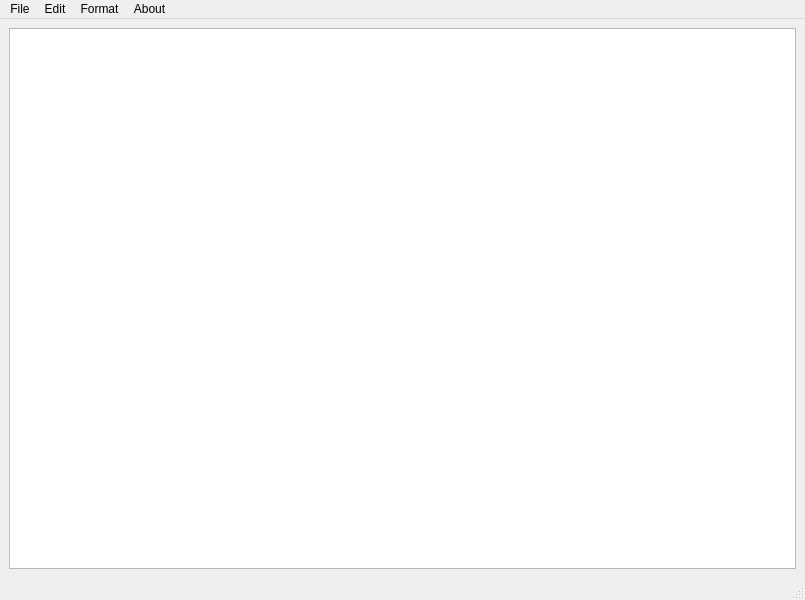
youcefaidoun/NotepadDemoPyQt6, file ui/untitledMain.ui: the form before one commit.
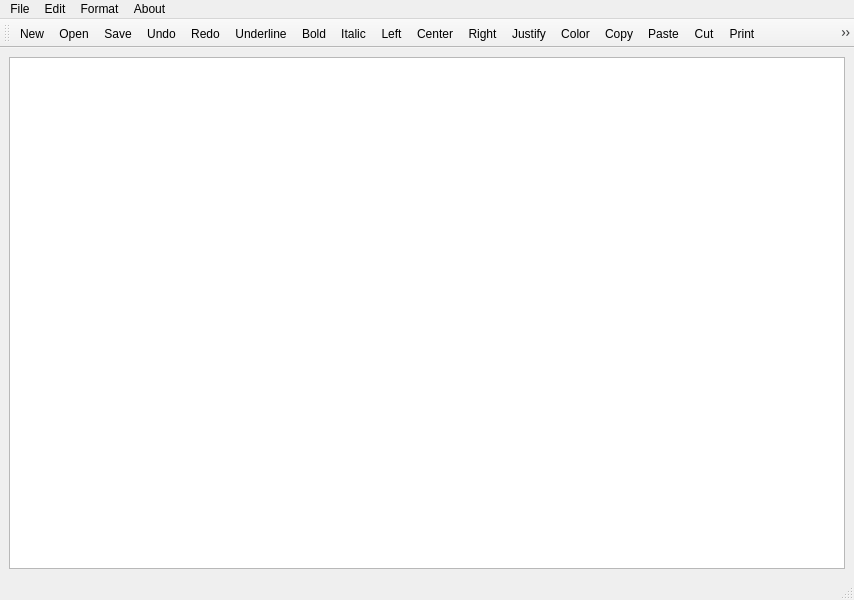
The form after the commit. Icons and pictures are not drawn.

Diff of the .ui file:
```diff
--- a/ui/untitledMain.ui
+++ b/ui/untitledMain.ui
@@ -6,7 +6,7 @@
    <rect>
     <x>0</x>
     <y>0</y>
-    <width>805</width>
+    <width>854</width>
     <height>600</height>
    </rect>
   </property>
@@ -25,7 +25,7 @@
     <rect>
      <x>0</x>
      <y>0</y>
-     <width>805</width>
+     <width>854</width>
      <height>22</height>
     </rect>
    </property>
@@ -83,6 +83,39 @@
    <addaction name="menuAbout"/>
   </widget>
   <widget class="QStatusBar" name="statusbar"/>
+  <widget class="QToolBar" name="toolBar">
+   <property name="windowTitle">
+    <string>toolBar</string>
+   </property>
+   <attribute name="toolBarArea">
+    <enum>TopToolBarArea</enum>
+   </attribute>
+   <attribute name="toolBarBreak">
+    <bool>false</bool>
+   </attribute>
+   <addaction name="actionNew"/>
+   <addaction name="actionOpen"/>
+   <addaction name="actionSave"/>
+   <addaction name="actionUndo"/>
+   <addaction name="actionRedo"/>
+   <addaction name="actionUnderline"/>
+   <addaction name="actionBold"/>
+   <addaction name="actionItalic"/>
+   <addaction name="actionLeft"/>
+   <addaction name="actionCenter"/>
+   <addaction name="actionRight"/>
+   <addaction name="actionJustify"/>
+   <addaction name="actionColor"/>
+   <addaction name="actionCopy"/>
+   <addaction name="actionPaste"/>
+   <addaction name="actionCut"/>
+   <addaction name="actionPrint"/>
+   <addaction name="actionExport_PDF"/>
+   <addaction name="actionPrint_Preview"/>
+   <addaction name="actionFont"/>
+   <addaction name="actionInfo"/>
+   <addaction name="actionExit"/>
+  </widget>
   <action name="actionNew">
    <property name="icon">
     <iconset resource="../../../ImageApp/awesome5in6.qrc">
```
Left out of the diff: 46 changed lines with no effect on the pictures.
